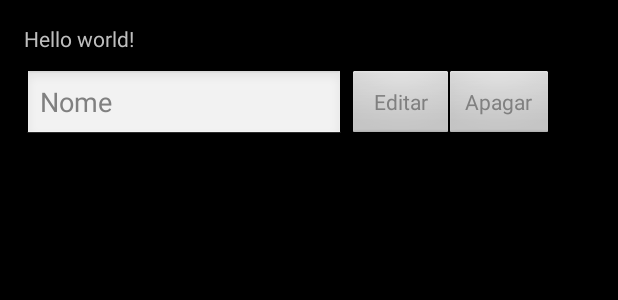
After one commit to efraibo/android_cesar, an Android app: the layout activity_editar.xml on its own in the app's theme, with its tools: preview values and no code run, on a phone screen of 412 x 824 dp. The commit adds this screen. Shown: the top 300 px of the screen. Run offline under Robolectric (Android 15) with nearby library versions, the phone set to English and light mode, and no system bars.

Commit message:
Adição de Funcionalidades
Foi adicionado o editar e o excluir

```diff
--- a/SGCE/app/src/main/AndroidManifest.xml
+++ b/SGCE/app/src/main/AndroidManifest.xml
@@ -25,6 +25,10 @@
             android:name=".Relatorio"
             android:label="@string/title_activity_relatorio" >
         </activity>
+        <activity
+            android:name=".activity_editar"
+            android:label="@string/title_activity_activity_editar" >
+        </activity>
     </application>
 
 </manifest>
--- /dev/null
+++ b/SGCE/app/src/main/res/layout/activity_editar.xml
@@ -0,0 +1,41 @@
+<RelativeLayout xmlns:android="http://schemas.android.com/apk/res/android"
+    xmlns:tools="http://schemas.android.com/tools" android:layout_width="match_parent"
+    android:layout_height="match_parent" android:paddingLeft="@dimen/activity_horizontal_margin"
+    android:paddingRight="@dimen/activity_horizontal_margin"
+    android:paddingTop="@dimen/activity_vertical_margin"
+    android:paddingBottom="@dimen/activity_vertical_margin"
+    tools:context="br.com.evandro.sgce.activity_editar">
+
+    <TextView android:text="@string/hello_world" android:layout_width="wrap_content"
+        android:layout_height="wrap_content" />
+
+    <EditText
+        android:layout_marginTop="30dp"
+        android:layout_width="wrap_content"
+        android:layout_height="wrap_content"
+        android:ems="10"
+        android:hint="Nome"
+        android:id="@+id/editNomeEditar"
+        android:layout_alignParentLeft="true"
+        android:layout_alignParentStart="true"
+        android:layout_alignParentTop="true"/>
+
+    <Button
+        android:layout_marginTop="30dp"
+        android:layout_width="wrap_content"
+        android:layout_height="wrap_content"
+        android:layout_marginLeft="215dp"
+        android:hint="  Editar  "
+        android:id="@+id/btnEditar"
+        android:onClick="editar"/>
+
+    <Button
+        android:layout_marginTop="30dp"
+        android:layout_width="wrap_content"
+        android:layout_height="wrap_content"
+        android:layout_marginLeft="280dp"
+        android:hint=" Apagar "
+        android:id="@+id/btnApagar"
+        android:onClick="apagar"/>
+
+</RelativeLayout>
--- /dev/null
+++ b/SGCE/app/src/main/res/menu/menu_activity_editar.xml
@@ -0,0 +1,6 @@
+<menu xmlns:android="http://schemas.android.com/apk/res/android"
+    xmlns:tools="http://schemas.android.com/tools"
+    tools:context="br.com.evandro.sgce.activity_editar">
+    <item android:id="@+id/action_settings" android:title="@string/action_settings"
+        android:orderInCategory="100" android:showAsAction="never" />
+</menu>
--- a/SGCE/app/src/main/res/values/strings.xml
+++ b/SGCE/app/src/main/res/values/strings.xml
@@ -9,5 +9,6 @@
     <string name="title_activity_relatorio">Relatorio</string>
 
     <string name="hello_world">Hello world!</string>
+    <string name="title_activity_activity_editar">activity_editar</string>
 
 </resources>
```
Also changed, not shown: SGCE/app/src/main/java/br/com/evandro/sgce/Relatorio.java (+19 -1 lines), SGCE/app/src/main/java/br/com/evandro/sgce/activity_editar.java (added, +72 -0 lines).
